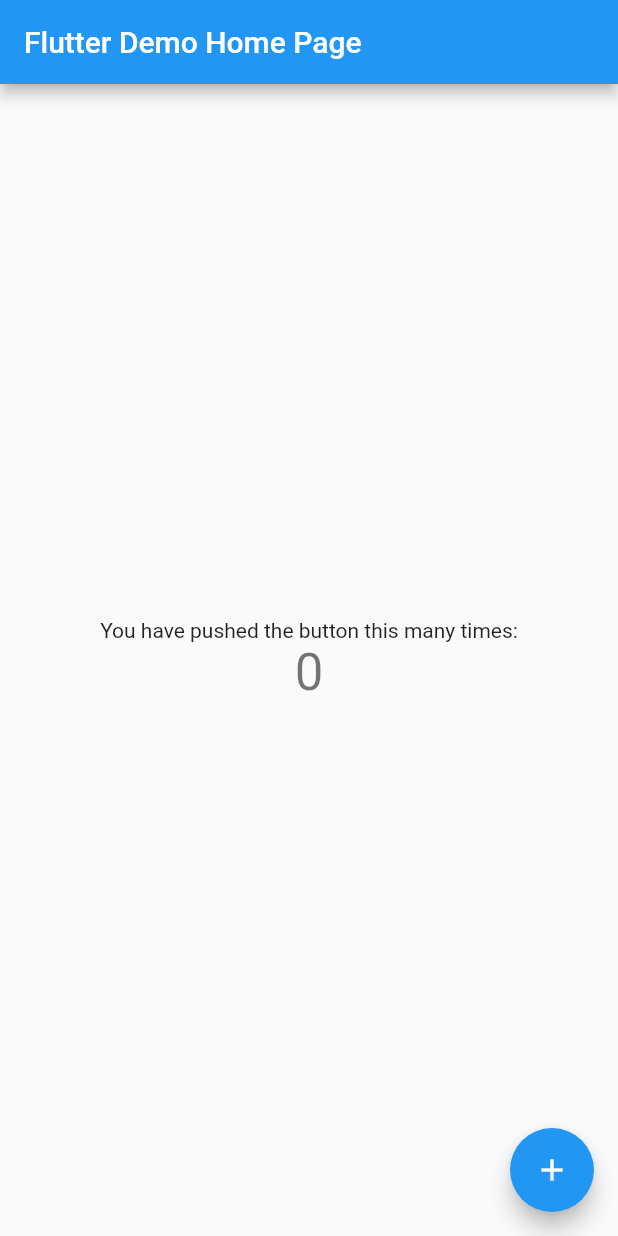
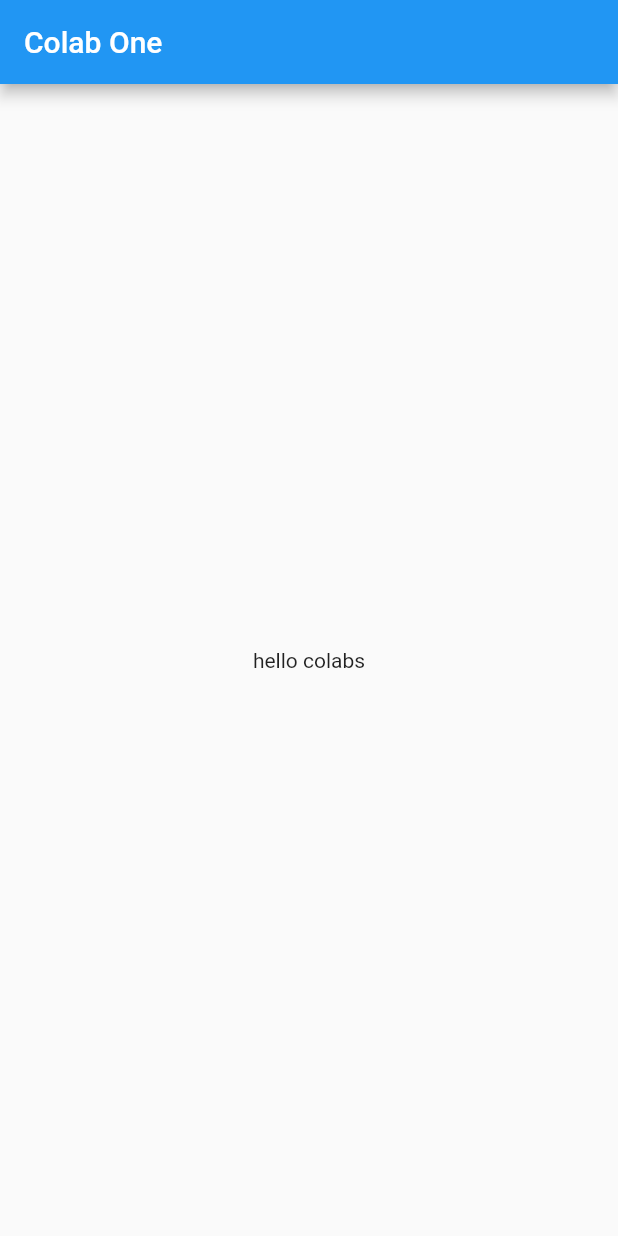
Before and after one commit to MahmudSuleman/google-flutter-colabs, a Flutter app: the screen it shows after launch, on a phone screen of 412 x 824 dp. Run offline on Flutter 3.47's test engine with Material 2 defaults, Android fonts, the phone set to English and light mode, and no system bars.

Commit message:
clean main function

```diff
--- a/lib/main.dart
+++ b/lib/main.dart
@@ -9,66 +9,21 @@ class MyApp extends StatelessWidget {
   @override
   Widget build(BuildContext context) {
     return MaterialApp(
-      title: 'Flutter Demo',
+      title: 'Flutter Colabs',
       theme: ThemeData(
-
         primarySwatch: Colors.blue,
       ),
-      home: MyHomePage(title: 'Flutter Demo Home Page'),
+      home: MyHomePage(),
     );
   }
 }
 
-class MyHomePage extends StatefulWidget {
-  MyHomePage({Key key, this.title}) : super(key: key);
-
-
-
-  final String title;
-
-  @override
-  _MyHomePageState createState() => _MyHomePageState();
-}
-
-class _MyHomePageState extends State<MyHomePage> {
-  int _counter = 0;
-
-  void _incrementCounter() {
-    setState(() {
-
-      _counter++;
-    });
-  }
-
+class MyHomePage extends StatelessWidget {
   @override
   Widget build(BuildContext context) {
-
     return Scaffold(
-      appBar: AppBar(
-
-        title: Text(widget.title),
-      ),
-      body: Center(
-
-        child: Column(
-
-          mainAxisAlignment: MainAxisAlignment.center,
-          children: <Widget>[
-            Text(
-              'You have pushed the button this many times:',
-            ),
-            Text(
-              '$_counter',
-              style: Theme.of(context).textTheme.headline4,
-            ),
-          ],
-        ),
-      ),
-      floatingActionButton: FloatingActionButton(
-        onPressed: _incrementCounter,
-        tooltip: 'Increment',
-        child: Icon(Icons.add),
-      ), // This trailing comma makes auto-formatting nicer for build methods.
+      appBar: AppBar(title: Text('Colab One')),
+      body: Center(child: Text('hello colabs')),
     );
   }
 }
```
